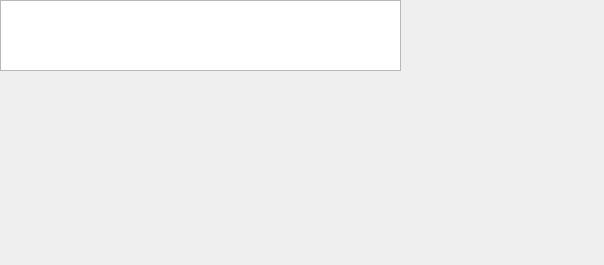
XmYx/ainodes, file frontend/ui_widgets/prompt.ui: the form before one commit.
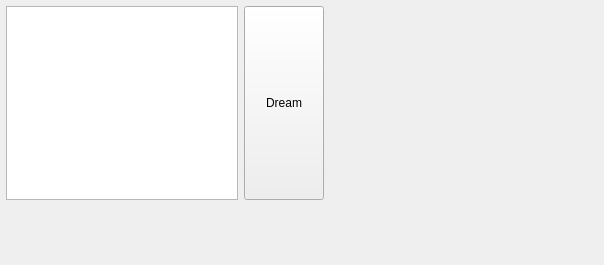
The form after the commit.

```diff
--- a/frontend/ui_widgets/prompt.ui
+++ b/frontend/ui_widgets/prompt.ui
@@ -22,15 +22,33 @@
   <property name="styleSheet">
    <string notr="true"/>
   </property>
-  <widget class="QTextEdit" name="textEdit">
+  <widget class="QWidget" name="">
    <property name="geometry">
     <rect>
-     <x>0</x>
-     <y>0</y>
-     <width>401</width>
-     <height>71</height>
+     <x>6</x>
+     <y>6</y>
+     <width>318</width>
+     <height>194</height>
     </rect>
    </property>
+   <layout class="QHBoxLayout" name="horizontalLayout">
+    <item>
+     <widget class="QTextEdit" name="textEdit"/>
+    </item>
+    <item>
+     <widget class="QPushButton" name="runButton">
+      <property name="sizePolicy">
+       <sizepolicy hsizetype="Minimum" vsizetype="Expanding">
+        <horstretch>0</horstretch>
+        <verstretch>0</verstretch>
+       </sizepolicy>
+      </property>
+      <property name="text">
+       <string>Dream</string>
+      </property>
+     </widget>
+    </item>
+   </layout>
   </widget>
  </widget>
  <resources/>
```
